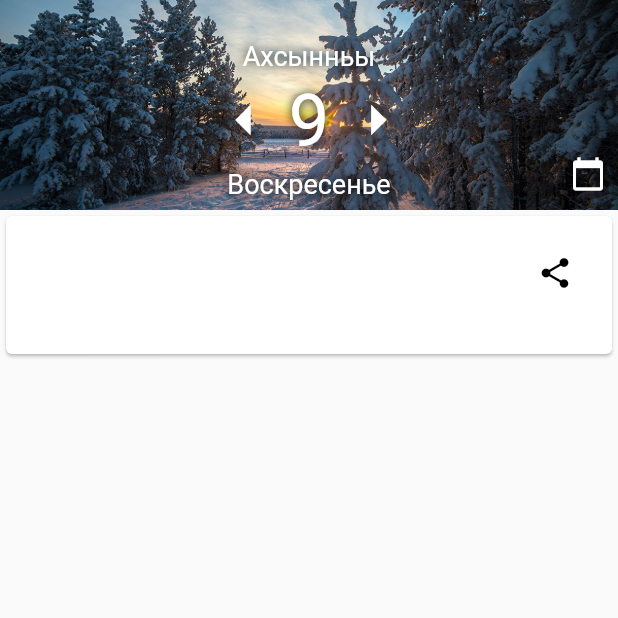
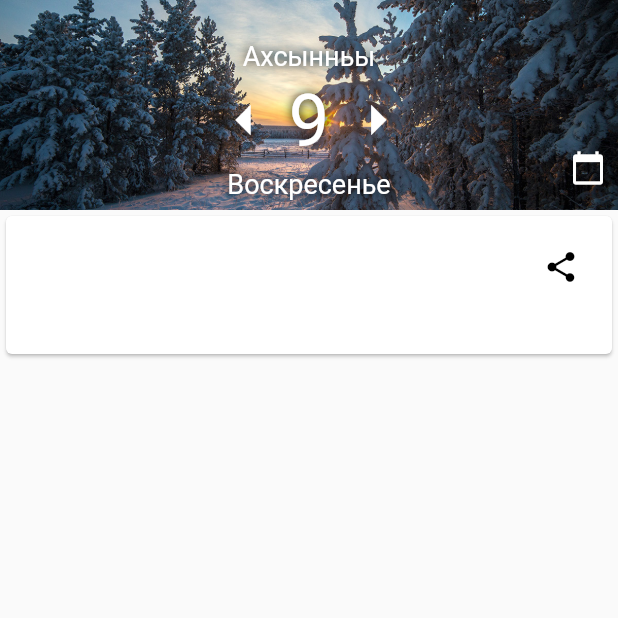
Before and after one commit to Igorpi25/yakut_calendar, a Flutter app: the screen it shows after launch, on a phone screen of 412 x 824 dp, the top half of it. Run offline on Flutter 3.47's test engine with Material 2 defaults, Android fonts, the phone set to English and light mode, and no system bars; drawn by our look-alikes of flutter_html; our stand-ins replace flutter_calendar_carousel, share.

Commit message:
Share icon moved to topright

```diff
--- a/lib/main.dart
+++ b/lib/main.dart
@@ -277,7 +277,7 @@ class _MyHomePageState extends State<MyHomePage> {
   Widget getDatePicker(){
     return IconButton(
       color:Colors.white,
-      alignment: Alignment.centerRight,
+      alignment: Alignment.topRight,
       //iconSize: 48,
       icon: Icon(Icons.calendar_today),
       tooltip: 'Previous',
@@ -314,10 +314,10 @@ class _MyHomePageState extends State<MyHomePage> {
           child:Column(
             children: <Widget>[
               Container(
-                alignment: AlignmentDirectional.centerEnd,
+                alignment: AlignmentDirectional.topEnd,
                 child:IconButton(
                   color:Colors.black,
-                  alignment: Alignment.center,
+                  alignment: Alignment.topRight,
                   icon: Icon(Icons.share),
                   tooltip: 'Share',
                   onPressed: () { setState(() {
```
